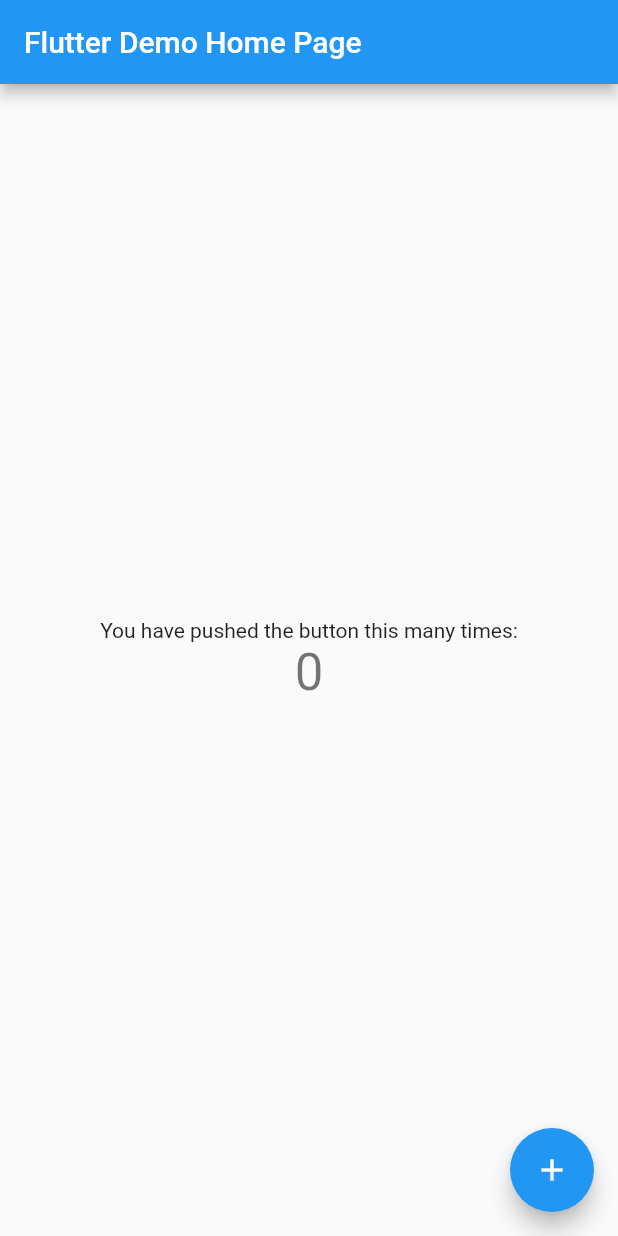
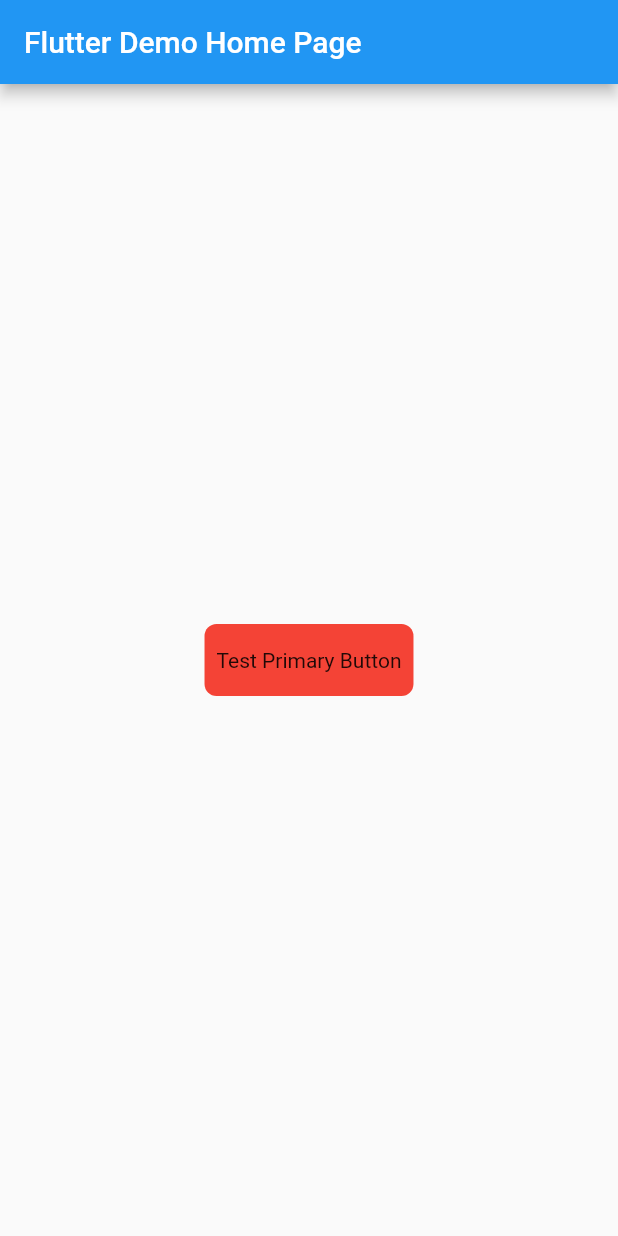
Before and after one commit to pokemonni01/flutter_golden_test, a Flutter app: the screen it shows after launch, on a phone screen of 412 x 824 dp. Run offline on Flutter 3.47's test engine with Material 2 defaults, Android fonts, the phone set to English and light mode, and no system bars; generated files the repository leaves out were written again.

Commit message:
setup localization for run time and golden test

```diff
--- /dev/null
+++ b/l10n.yaml
@@ -0,0 +1,3 @@
+arb-dir: lib/l10n
+template-arb-file: intl_th.arb
+output-localization-file: app_localizations.dart
--- /dev/null
+++ b/lib/l10n/intl_en.arb
@@ -0,0 +1,3 @@
+{
+  "nextPageButtonText": "Next Page"
+}
--- /dev/null
+++ b/lib/l10n/intl_th.arb
@@ -0,0 +1,3 @@
+{
+  "nextPageButtonText": "หน้าต่อไป"
+}
--- a/lib/main.dart
+++ b/lib/main.dart
@@ -1,4 +1,7 @@
 import 'package:flutter/material.dart';
+import 'package:flutter_golden_test/widgets/primay_button.dart';
+import 'package:flutter_localizations/flutter_localizations.dart';
+import 'package:flutter_gen/gen_l10n/app_localizations.dart';
 
 void main() {
   runApp(const MyApp());
@@ -12,6 +15,16 @@ class MyApp extends StatelessWidget {
   Widget build(BuildContext context) {
     return MaterialApp(
       title: 'Flutter Demo',
+      localizationsDelegates: const [
+        AppLocalizations.delegate,
+        GlobalMaterialLocalizations.delegate,
+        GlobalWidgetsLocalizations.delegate,
+        GlobalCupertinoLocalizations.delegate,
+      ],
+      supportedLocales: const [
+        Locale('en', ''), // English, no country code
+        Locale('th', ''), // Spanish, no country code
+      ],
       theme: ThemeData(
         // This is the theme of your application.
         //
@@ -24,91 +37,30 @@ class MyApp extends StatelessWidget {
         // is not restarted.
         primarySwatch: Colors.blue,
       ),
-      home: const MyHomePage(title: 'Flutter Demo Home Page'),
+      home: const MyHomePage('Flutter Demo Home Page'),
     );
   }
 }
 
-class MyHomePage extends StatefulWidget {
-  const MyHomePage({Key? key, required this.title}) : super(key: key);
-
-  // This widget is the home page of your application. It is stateful, meaning
-  // that it has a State object (defined below) that contains fields that affect
-  // how it looks.
-
-  // This class is the configuration for the state. It holds the values (in this
-  // case the title) provided by the parent (in this case the App widget) and
-  // used by the build method of the State. Fields in a Widget subclass are
-  // always marked "final".
+class MyHomePage extends StatelessWidget {
 
   final String title;
 
-  @override
-  State<MyHomePage> createState() => _MyHomePageState();
-}
-
-class _MyHomePageState extends State<MyHomePage> {
-  int _counter = 0;
-
-  void _incrementCounter() {
-    setState(() {
-      // This call to setState tells the Flutter framework that something has
-      // changed in this State, which causes it to rerun the build method below
-      // so that the display can reflect the updated values. If we changed
-      // _counter without calling setState(), then the build method would not be
-      // called again, and so nothing would appear to happen.
-      _counter++;
-    });
-  }
+  const MyHomePage(this.title, {Key? key}) : super(key: key);
 
   @override
   Widget build(BuildContext context) {
-    // This method is rerun every time setState is called, for instance as done
-    // by the _incrementCounter method above.
-    //
-    // The Flutter framework has been optimized to make rerunning build methods
-    // fast, so that you can just rebuild anything that needs updating rather
-    // than having to individually change instances of widgets.
     return Scaffold(
       appBar: AppBar(
-        // Here we take the value from the MyHomePage object that was created by
-        // the App.build method, and use it to set our appbar title.
-        title: Text(widget.title),
+        title: Text(title),
       ),
       body: Center(
-        // Center is a layout widget. It takes a single child and positions it
-        // in the middle of the parent.
         child: Column(
-          // Column is also a layout widget. It takes a list of children and
-          // arranges them vertically. By default, it sizes itself to fit its
-          // children horizontally, and tries to be as tall as its parent.
-          //
-          // Invoke "debug painting" (press "p" in the console, choose the
-          // "Toggle Debug Paint" action from the Flutter Inspector in Android
-          // Studio, or the "Toggle Debug Paint" command in Visual Studio Code)
-          // to see the wireframe for each widget.
-          //
-          // Column has various properties to control how it sizes itself and
-          // how it positions its children. Here we use mainAxisAlignment to
-          // center the children vertically; the main axis here is the vertical
-          // axis because Columns are vertical (the cross axis would be
-          // horizontal).
           mainAxisAlignment: MainAxisAlignment.center,
-          children: <Widget>[
-            const Text(
-              'You have pushed the button this many times:',
-            ),
-            Text(
-              '$_counter',
-              style: Theme.of(context).textTheme.headline4,
-            ),
+          children: const [
+            PrimaryButton(text: "Test Primary Button")
           ],
         ),
-      ),
-      floatingActionButton: FloatingActionButton(
-        onPressed: _incrementCounter,
-        tooltip: 'Increment',
-        child: const Icon(Icons.add),
       ), // This trailing comma makes auto-formatting nicer for build methods.
     );
   }
--- /dev/null
+++ b/lib/widgets/primay_button.dart
@@ -0,0 +1,45 @@
+import 'package:flutter/material.dart';
+import 'package:flutter_gen/gen_l10n/app_localizations.dart';
+
+class PrimaryButton extends StatelessWidget {
+  final IconData? _icon;
+  final String? _text;
+  final double? _width;
+  final double? _height;
+
+  const PrimaryButton(
+      {Key? key,
+      double? width,
+      double? height = 48,
+      String? text,
+      IconData? icon})
+      : _width = width,
+        _height = height,
+        _icon = icon,
+        _text = text,
+        super(key: key);
+
+  @override
+  Widget build(BuildContext context) {
+    return Center(
+      child: Container(
+        width: _width,
+        height: _height,
+        decoration: BoxDecoration(
+            color: Colors.red, borderRadius: BorderRadius.circular(8)),
+        child: Padding(
+          padding: const EdgeInsets.all(8.0),
+          child: Row(
+            mainAxisSize: MainAxisSize.min,
+            mainAxisAlignment: MainAxisAlignment.center,
+            children: [
+              if (_icon != null) Icon(_icon, key: const Key('icon')),
+              Text(_text ?? AppLocalizations.of(context)!.nextPageButtonText,
+                  key: const Key('text'))
+            ],
+          ),
+        ),
+      ),
+    );
+  }
+}
```
Also changed, not shown: pubspec.yaml (+6 -39 lines), 3 other files.
